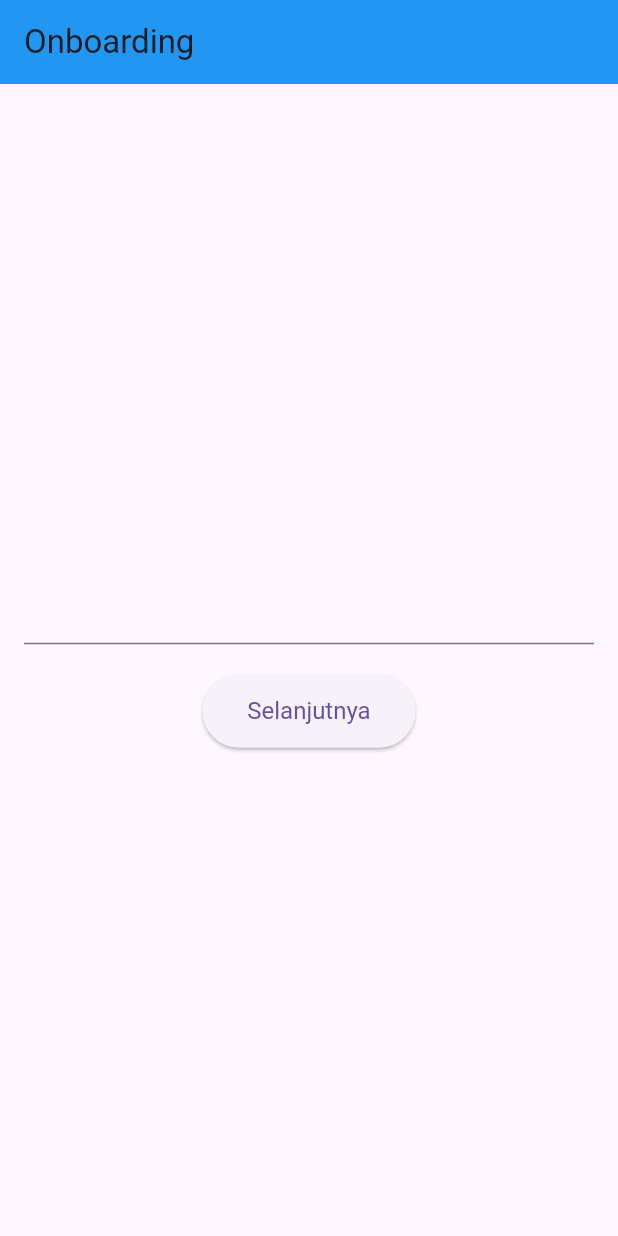
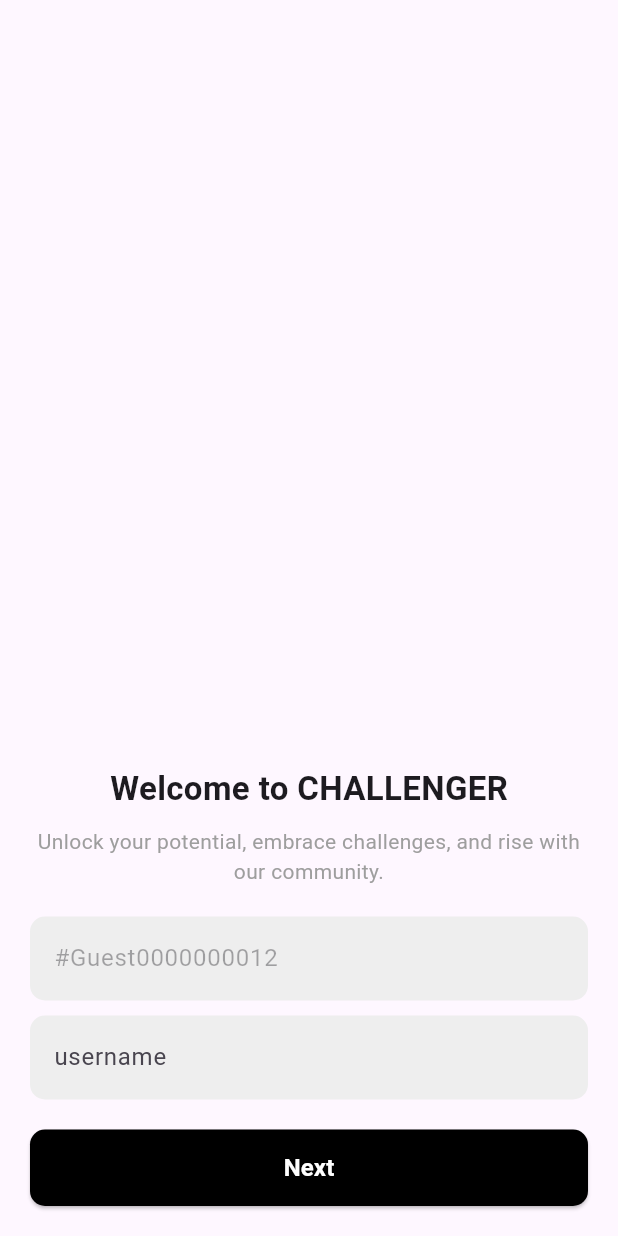
Before and after one commit to abdu-dotcom/buataplikasivaluasi1Miliyar, a Flutter app: the screen it shows after launch, on a phone screen of 412 x 824 dp. Run offline on Flutter 3.47's test engine with Material 3 defaults, Android fonts, the light colour scheme and no system bars; our stand-ins replace sqflite; accounts and stored records are empty.

Commit message:
config front-end flutter. add login screen

```diff
--- /dev/null
+++ b/challangers/Front-end/lib/Widgets/custom_button.dart
@@ -0,0 +1,35 @@
+// widgets/custom_button.dart
+import 'package:flutter/material.dart';
+
+class CustomButton extends StatelessWidget {
+  final String text;
+  final VoidCallback onPressed;
+
+  const CustomButton({
+    super.key,
+    required this.text,
+    required this.onPressed,
+  });
+
+  @override
+  Widget build(BuildContext context) {
+    return SizedBox(
+      width: double.infinity,
+      child: ElevatedButton(
+        style: ElevatedButton.styleFrom(
+          backgroundColor: Colors.black,
+          foregroundColor: Colors.white,
+          padding: const EdgeInsets.symmetric(vertical: 14),
+          shape: RoundedRectangleBorder(
+            borderRadius: BorderRadius.circular(10),
+          ),
+        ),
+        onPressed: onPressed,
+        child: Text(
+          text,
+          style: const TextStyle(fontSize: 16, fontWeight: FontWeight.bold),
+        ),
+      ),
+    );
+  }
+}
--- /dev/null
+++ b/challangers/Front-end/lib/Widgets/custom_text_field.dart
@@ -0,0 +1,29 @@
+// widgets/custom_text_field.dart
+import 'package:flutter/material.dart';
+
+class CustomTextField extends StatelessWidget {
+  final String hintText;
+  final bool enabled;
+
+  const CustomTextField({
+    super.key,
+    required this.hintText,
+    this.enabled = true,
+  });
+
+  @override
+  Widget build(BuildContext context) {
+    return TextField(
+      enabled: enabled,
+      decoration: InputDecoration(
+        hintText: hintText,
+        filled: true,
+        fillColor: Colors.grey[200],
+        border: OutlineInputBorder(
+          borderRadius: BorderRadius.circular(10),
+          borderSide: BorderSide.none,
+        ),
+      ),
+    );
+  }
+}
--- a/challangers/Front-end/lib/main.dart
+++ b/challangers/Front-end/lib/main.dart
@@ -1,4 +1,4 @@
-import 'package:challangers/screen/onboarding_screen.dart';
+import 'package:challangers/screen/login_screen.dart';
 import 'package:flutter/material.dart';
 
 void main() {
@@ -12,7 +12,7 @@
   Widget build(BuildContext context) {
     return MaterialApp(
       debugShowCheckedModeBanner: false,
-      home: OnboardingScreen()
+      home: LoginScreen()
     );
   }
 }
--- /dev/null
+++ b/challangers/Front-end/lib/screen/login_screen.dart
@@ -0,0 +1,45 @@
+// screens/login_screen.dart
+import 'package:challangers/screen/category_screen.dart';
+import 'package:flutter/material.dart';
+import '../Widgets/custom_text_field.dart';
+import '../widgets/custom_button.dart';
+
+class LoginScreen extends StatelessWidget {
+  const LoginScreen({super.key});
+
+  @override
+  Widget build(BuildContext context) {
+    return Scaffold(
+      body: Padding(
+        padding: const EdgeInsets.all(20.0),
+        child: Column(
+          mainAxisAlignment: MainAxisAlignment.end,
+          children: [
+            const Text(
+              'Welcome to CHALLENGER',
+              style: TextStyle(fontSize: 22, fontWeight: FontWeight.bold),
+            ),
+            const SizedBox(height: 10),
+            const Text(
+              'Unlock your potential, embrace challenges, and rise with our community.',
+              textAlign: TextAlign.center,
+              style: TextStyle(fontSize: 14, color: Colors.grey),
+            ),
+            const SizedBox(height: 20),
+            const CustomTextField(hintText: '#Guest0000000012', enabled: false),
+            const SizedBox(height: 10),
+            const CustomTextField(hintText: 'username'),
+            const SizedBox(height: 20),
+            CustomButton(
+              text: 'Next',
+              onPressed: () {
+                // Handle login
+                Navigator.push(context, MaterialPageRoute(builder: (context) => CategoryScreen()));
+              },
+            ),
+          ],
+        ),
+      ),
+    );
+  }
+}
--- a/challangers/Front-end/lib/screen/onboarding_screen.dart
+++ /dev/null
@@ -1,50 +0,0 @@
-import 'package:challangers/screen/category_screen.dart';
-import 'package:flutter/material.dart';
-
-class OnboardingScreen extends StatefulWidget {
-  @override
-  _OnboardingScreenState createState() => _OnboardingScreenState();
-}
-
-class _OnboardingScreenState extends State<OnboardingScreen> {
-  final _controller = TextEditingController();
-
-  void _goToNextPage() {
-    // Aksi untuk berpindah ke halaman berikutnya, misalnya:
-    // Navigator.pushReplacement(context, MaterialPageRoute(builder: (context) => NextPage()));
-    Navigator.push(context, MaterialPageRoute(builder: (context) => CategoryScreen()));
-    // Ganti baris di atas dengan navigasi sesuai kebutuhan
-  }
-
-  @override
-  Widget build(BuildContext context) {
-    return Scaffold(
-      appBar: AppBar(
-        title: Text("Onboarding"),
-        backgroundColor: Colors.blue,
-      ),
-      body: Padding(
-        padding: const EdgeInsets.all(16.0),
-        child: Column(
-          mainAxisAlignment: MainAxisAlignment.center,
-          children: [
-            // Field input (misalnya nama atau email)
-            TextField(
-              controller: _controller
-            ),
-            SizedBox(height: 20),
-            // Tombol "Selanjutnya"
-            ElevatedButton(
-              onPressed: _goToNextPage,
-              child: Text("Selanjutnya"),
-              style: ElevatedButton.styleFrom(
-                padding: EdgeInsets.symmetric(vertical: 15, horizontal: 30),
-                textStyle: TextStyle(fontSize: 16),
-              ),
-            ),
-          ],
-        ),
-      ),
-    );
-  }
-}
--- a/challangers/Front-end/pubspec.yaml
+++ b/challangers/Front-end/pubspec.yaml
@@ -30,6 +30,9 @@ environment:
 dependencies:
   flutter:
     sdk: flutter
+  http: ^0.13.4
+  sqflite: ^2.3.0
+  path_provider: ^2.1.2
 
   # The following adds the Cupertino Icons font to your application.
   # Use with the CupertinoIcons class for iOS style icons.
```
Also changed, not shown: challangers/Front-end/lib/core/theme.dart (added, +12 -0 lines), challangers/Front-end/lib/database/db_helper.dart (added, +47 -0 lines), challangers/Front-end/lib/models/GenerateUserId.dart (added, +22 -0 lines), challangers/Front-end/pubspec.lock, 4 other files.
